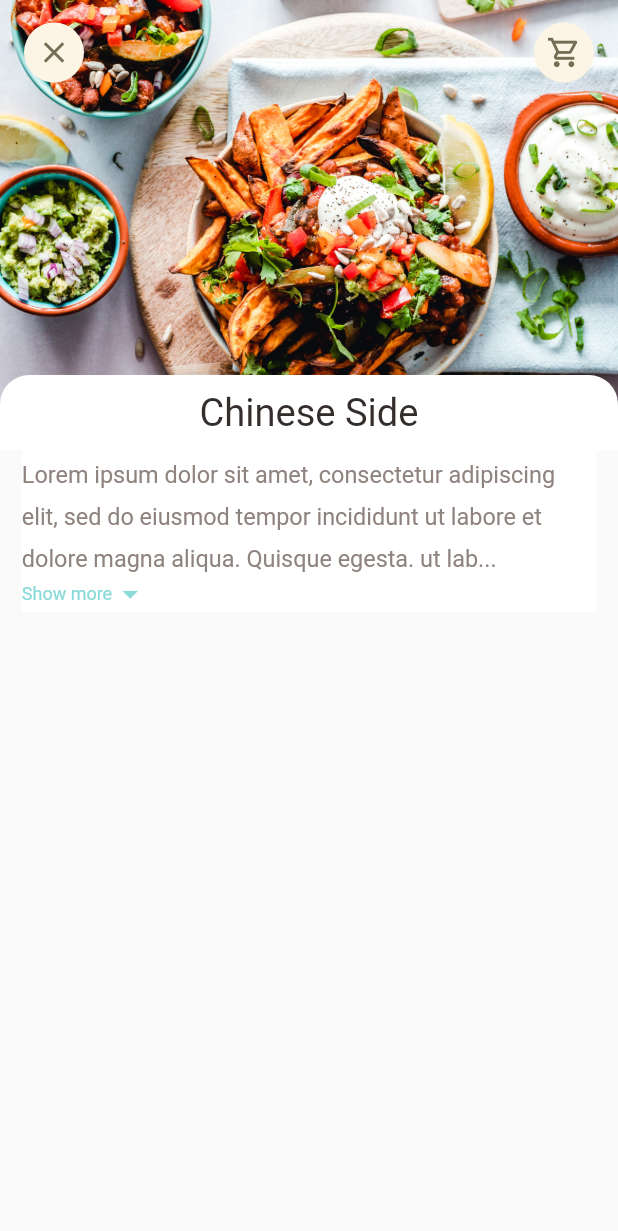
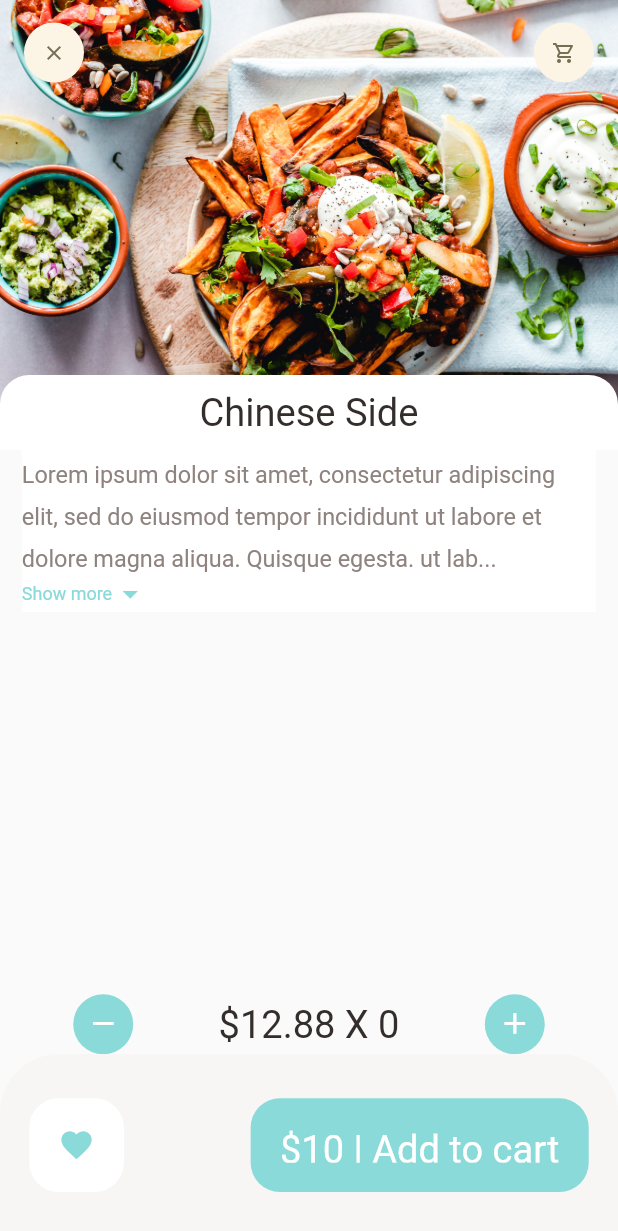
Before and after one commit to ahhmedsafwat/FoodDeliveryApp, a Flutter app: the screen it shows after launch, on a phone screen of 412 x 824 dp. Shown: the top 1231 px of the screen. Run offline on Flutter 3.47's test engine with Material 2 defaults, Android fonts, the phone set to English and light mode, and no system bars; our stand-ins replace dots_indicator, get.

Commit message:
popular food section is done

```diff
--- a/lib/features/FoodDetails/presentation/view/food_details.dart
+++ b/lib/features/FoodDetails/presentation/view/food_details.dart
@@ -1,5 +1,5 @@
 import 'package:flutter/material.dart';
-import 'package:food_delivery_app/features/FoodDetails/presentation/view/widgets/bottom_navigation_bar.dart';
+import 'package:food_delivery_app/features/FoodDetails/presentation/view/widgets/food_details_bottom_navigation_bar.dart';
 import 'package:food_delivery_app/features/FoodDetails/presentation/view/widgets/food_details_body.dart';
 
 class FoodDetails extends StatelessWidget {
@@ -10,7 +10,7 @@ class FoodDetails extends StatelessWidget {
     return const Scaffold(
       backgroundColor: Colors.white,
       body: FoodDetailsBody(),
-      bottomNavigationBar: CustomBottomNavigationBar(),
+      bottomNavigationBar: FoodDetailsBottomNavigationBar(),
     );
   }
 }
--- a/lib/features/FoodDetails/presentation/view/popular_food_details.dart
+++ b/lib/features/FoodDetails/presentation/view/popular_food_details.dart
@@ -1,4 +1,5 @@
 import 'package:flutter/material.dart';
+import 'package:food_delivery_app/features/FoodDetails/presentation/view/widgets/popular_bottom_navigation_bar.dart';
 import 'package:food_delivery_app/features/FoodDetails/presentation/view/widgets/popular_food_details_body.dart';
 
 class PopularFoodDetails extends StatelessWidget {
@@ -8,6 +9,7 @@ class PopularFoodDetails extends StatelessWidget {
   Widget build(BuildContext context) {
     return const Scaffold(
       body: PopularFoodDetailsBody(),
+      bottomNavigationBar: PopularBottomNavigationBar(),
     );
   }
 }
--- a/lib/features/FoodDetails/presentation/view/widgets/app_icon.dart
+++ b/lib/features/FoodDetails/presentation/view/widgets/app_icon.dart
@@ -2,17 +2,20 @@ import 'package:flutter/material.dart';
 import 'package:food_delivery_app/core/utils/dimension.dart';
 
 class AppIcons extends StatelessWidget {
-  const AppIcons(
-      {super.key,
-      required this.icon,
-      this.BackGroundColor = const Color(0xfffcf4e4),
-      this.iconColor = const Color(0xff756d54),
-      this.size = 40});
+  const AppIcons({
+    super.key,
+    required this.icon,
+    this.BackgroundColor = const Color(0xfffcf4e4),
+    this.iconColor = const Color(0xff756d54),
+    this.size = 40,
+    this.iconSize = 16,
+  });
 
   final IconData icon;
-  final Color BackGroundColor;
+  final Color BackgroundColor;
   final Color iconColor;
   final double size;
+  final double iconSize;
 
   @override
   Widget build(BuildContext context) {
@@ -21,11 +24,11 @@ class AppIcons extends StatelessWidget {
       height: size,
       decoration: BoxDecoration(
         borderRadius: BorderRadius.circular(size / 2),
-        color: BackGroundColor,
+        color: BackgroundColor,
       ),
       child: Icon(
         icon,
-        size: Dimensions.iconSize24,
+        size: iconSize,
         color: iconColor,
       ),
     );
--- a/lib/features/FoodDetails/presentation/view/widgets/bottom_navigation_bar.dart
+++ b/lib/features/FoodDetails/presentation/view/widgets/food_details_bottom_navigation_bar.dart
@@ -4,8 +4,8 @@ import '../../../../../core/utils/colors.dart';
 import '../../../../../core/utils/dimension.dart';
 import '../../../../../core/widgets/big_text.dart';
 
-class CustomBottomNavigationBar extends StatelessWidget {
-  const CustomBottomNavigationBar({
+class FoodDetailsBottomNavigationBar extends StatelessWidget {
+  const FoodDetailsBottomNavigationBar({
     super.key,
   });
 
--- /dev/null
+++ b/lib/features/FoodDetails/presentation/view/widgets/popular_bottom_navigation_bar.dart
@@ -0,0 +1,83 @@
+import 'package:flutter/material.dart';
+import 'package:food_delivery_app/core/utils/colors.dart';
+import 'package:food_delivery_app/core/utils/dimension.dart';
+import 'package:food_delivery_app/core/widgets/big_text.dart';
+import 'package:food_delivery_app/features/FoodDetails/presentation/view/widgets/app_icon.dart';
+
+import 'food_details_bottom_navigation_bar.dart';
+
+class PopularBottomNavigationBar extends StatelessWidget {
+  const PopularBottomNavigationBar({
+    super.key,
+  });
+
+  @override
+  Widget build(BuildContext context) {
+    return Column(mainAxisSize: MainAxisSize.min, children: [
+      Padding(
+        padding: EdgeInsets.symmetric(horizontal: Dimensions.width20 * 2.5),
+        child: Row(
+          mainAxisAlignment: MainAxisAlignment.spaceBetween,
+          children: [
+            AppIcons(
+              icon: Icons.remove,
+              BackgroundColor: AppColors.mainColor,
+              iconColor: Colors.white,
+              iconSize: Dimensions.iconSize24,
+            ),
+            BigText(
+              text: '\$12.88 X 0',
+              color: AppColors.mainBlackColor,
+              size: Dimensions.font26,
+            ),
+            AppIcons(
+              icon: Icons.add,
+              BackgroundColor: AppColors.mainColor,
+              iconSize: Dimensions.iconSize24,
+              iconColor: Colors.white,
+            ),
+          ],
+        ),
+      ),
+      Container(
+        height: Dimensions.bottomHeightBar,
+        padding: EdgeInsets.symmetric(
+          vertical: Dimensions.height30,
+          horizontal: Dimensions.width20,
+        ),
+        decoration: BoxDecoration(
+          borderRadius: BorderRadius.only(
+              topLeft: Radius.circular(Dimensions.radius20 * 2),
+              topRight: Radius.circular(Dimensions.radius20 * 2)),
+          color: AppColors.buttonBackgroundColor,
+        ),
+        child:
+            Row(mainAxisAlignment: MainAxisAlignment.spaceBetween, children: [
+          Container(
+              padding: EdgeInsets.symmetric(
+                  horizontal: Dimensions.width20,
+                  vertical: Dimensions.height20),
+              decoration: BoxDecoration(
+                borderRadius: BorderRadius.circular(Dimensions.radius20),
+                color: Colors.white,
+              ),
+              child: const Icon(
+                Icons.favorite,
+                color: AppColors.mainColor,
+              )),
+          Container(
+            padding: EdgeInsets.symmetric(
+                horizontal: Dimensions.width20, vertical: Dimensions.height20),
+            decoration: BoxDecoration(
+                borderRadius: BorderRadius.circular(Dimensions.radius20),
+                color: AppColors.mainColor),
+            child: const BigText(
+              text: '\$10 | Add to cart',
+              color: Colors.white,
+            ),
+          )
+        ]),
+      )
+    ]);
+  }
+}
--- a/lib/features/FoodDetails/presentation/view/widgets/popular_food_details_body.dart
+++ b/lib/features/FoodDetails/presentation/view/widgets/popular_food_details_body.dart
@@ -1,9 +1,5 @@
 import 'package:flutter/material.dart';
-import 'package:food_delivery_app/core/utils/colors.dart';
 import 'package:food_delivery_app/core/utils/dimension.dart';
-import 'package:food_delivery_app/core/widgets/big_text.dart';
-import 'package:food_delivery_app/features/FoodDetails/presentation/view/widgets/app_icon.dart';
-import 'package:get/get_connect/http/src/utils/utils.dart';
 
 import 'cusotm_sliver_appbar.dart';
 import 'expendable_text.dart';
```
